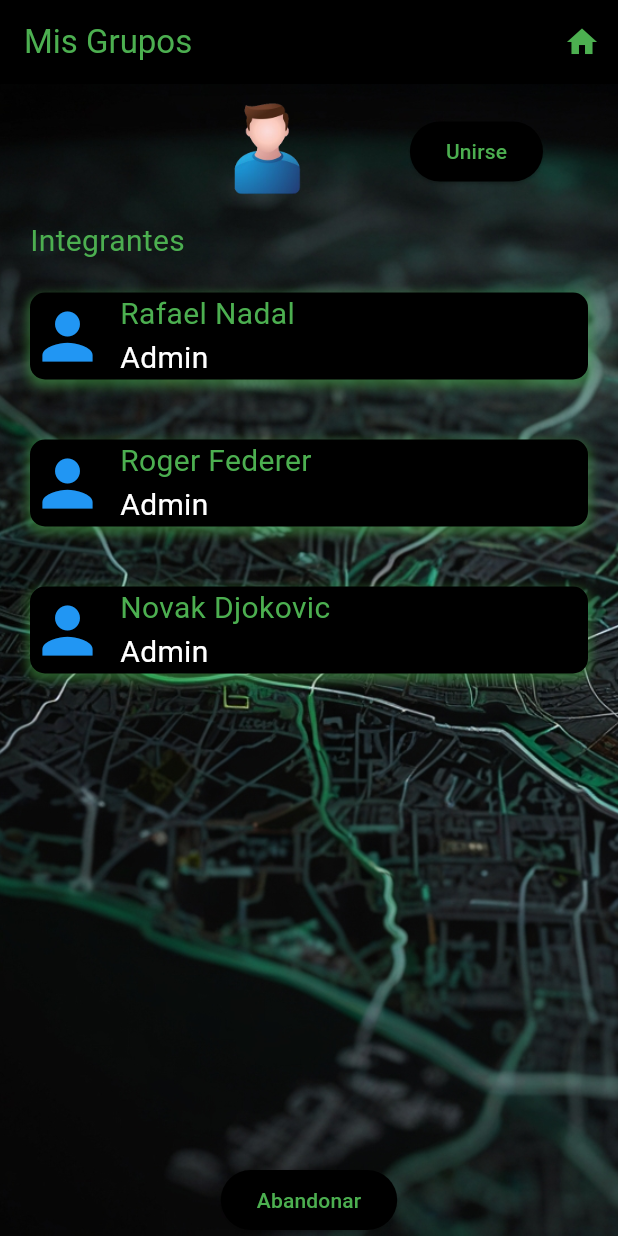
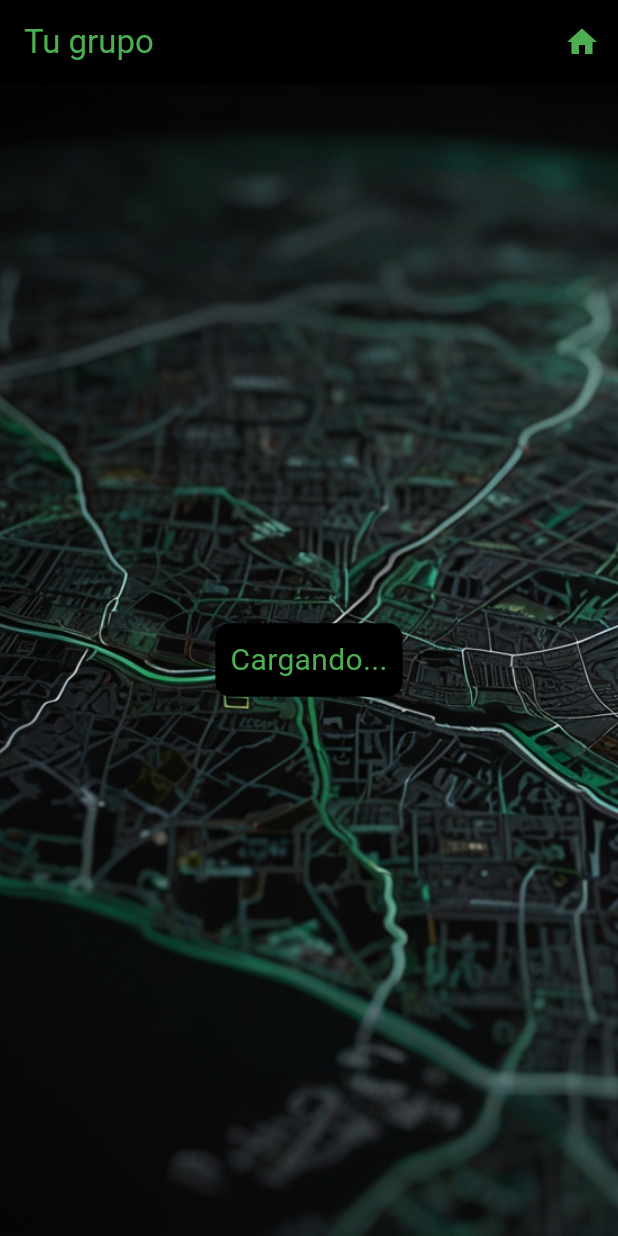
Before and after one commit to German1127/Warded, a Flutter app: the screen it shows after launch, on a phone screen of 412 x 824 dp. Run offline on Flutter 3.47's test engine with Material 3 defaults, Android fonts, the phone set to English and light mode, and no system bars; our stand-ins replace image_picker.

Commit message:
agregadas pantallas de carga y error

```diff
--- a/lib/features/mis_grupos/view/mis_grupos_page.dart
+++ b/lib/features/mis_grupos/view/mis_grupos_page.dart
@@ -19,7 +19,7 @@
     return Scaffold(
       appBar: AppBar(
         title: const Text(
-          'Mis Grupos',
+          'Tu grupo',
           style: TextStyle(
             color: Colors.green,
           ),
--- /dev/null
+++ b/lib/features/mis_grupos/view/widgets/mis_grupos_loading.dart
@@ -0,0 +1,66 @@
+import 'package:flutter/material.dart';
+import 'package:untitle/Botones/BotonCasita.dart';
+
+class MisGruposLoading extends StatelessWidget {
+  const MisGruposLoading({super.key});
+
+  @override
+  Widget build(BuildContext context) {
+    return Scaffold(
+      appBar: AppBar(
+        title: const Text(
+          'Tu grupo',
+          style: TextStyle(
+            color: Colors.green,
+          ),
+        ),
+        backgroundColor: Colors.black,
+        actions: const <Widget>[
+          BotonCasita(text: 'Inicio'),
+        ],
+      ),
+      body: Stack(
+        children: [
+          Container(
+            decoration: const BoxDecoration(
+              image: DecorationImage(
+                image: AssetImage('assets/Fondo.jpg'),
+                fit: BoxFit.cover,
+              ),
+            ),
+          ),
+          Column(
+            mainAxisAlignment: MainAxisAlignment.center,
+            children: [
+              const Padding(
+                padding: const EdgeInsets.symmetric(horizontal: 50),
+                child: Row(
+                  mainAxisAlignment: MainAxisAlignment.end,
+                  children: [
+                    const SizedBox(width: 50),
+                  ],
+                ),
+              ),
+              Center(
+                child: Container(
+                  decoration: BoxDecoration(
+                    color: Colors.black,
+                    borderRadius: BorderRadius.circular(10),
+                  ),
+                  padding: const EdgeInsets.all(10),
+                  child: const Text(
+                    'Cargando...',
+                    style: TextStyle(
+                      color: Colors.green,
+                      fontSize: 20,
+                    ),
+                  ),
+                ),
+              ),
+            ],
+          ),
+        ],
+      ),
+    );
+  }
+}
--- a/lib/main.dart
+++ b/lib/main.dart
@@ -1,8 +1,5 @@
 import 'package:flutter/material.dart';
-import 'package:untitle/CrearCuenta.dart';
-import 'package:untitle/Login.dart';
-import 'package:untitle/PaginaPrincipal.dart';
-import 'package:untitle/features/mis_grupos/view/mis_grupos_page.dart';
+import 'package:untitle/features/mis_grupos/view/widgets/mis_grupos_loading.dart';
 
 void main() {
   runApp(MyApp());
@@ -17,7 +14,7 @@
       theme: ThemeData(
         primarySwatch: Colors.blue,
       ),
-      home: MisGruposPage(),
+      home: MisGruposLoading(),
     );
   }
 }
```
Also changed, not shown: lib/features/mis_grupos/view/widgets/mis_grupos_error.dart (added, +66 -0 lines).
